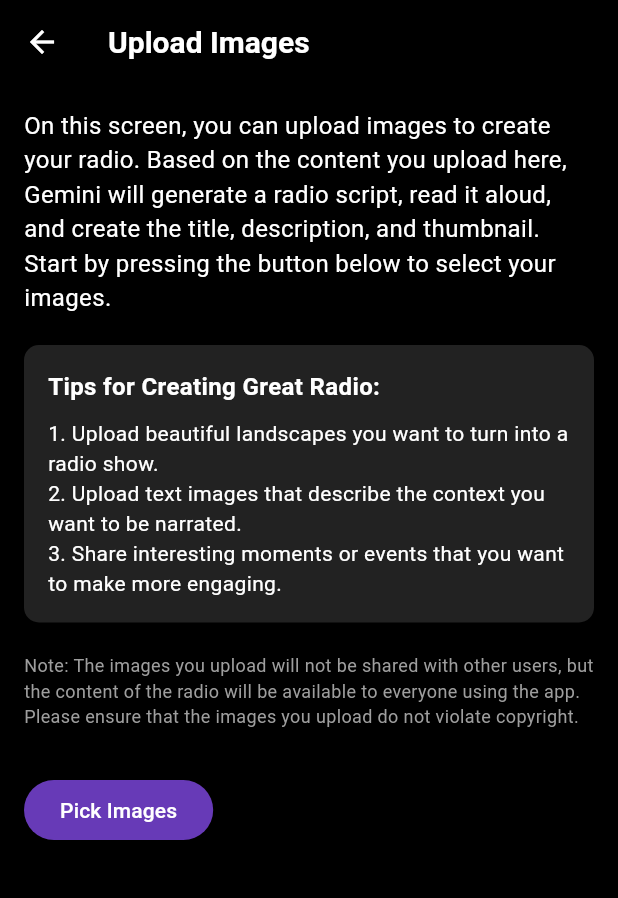
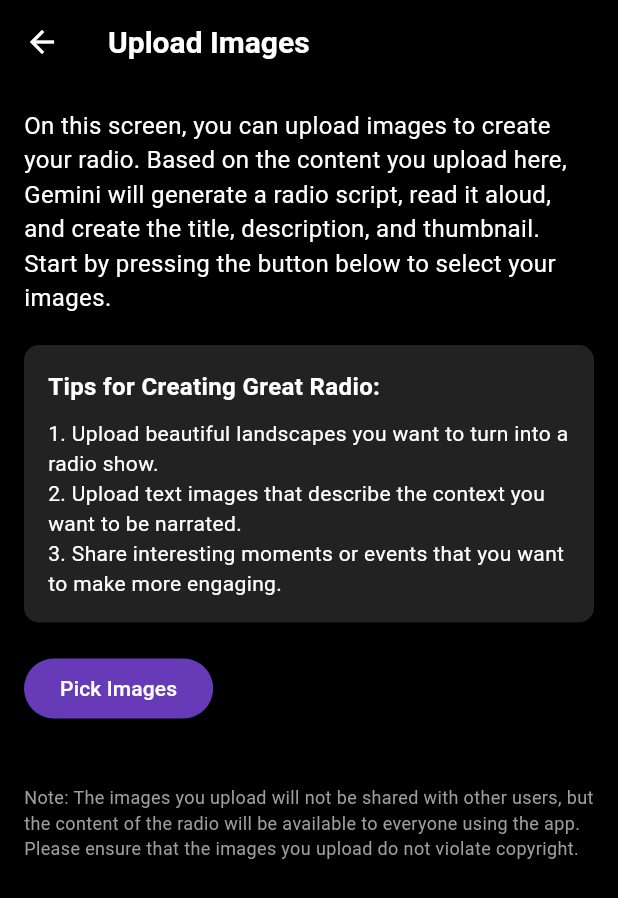
Before and after one commit to sugijotaro/anyradio, a Flutter app: the UploadScreen screen opened directly, on a phone screen of 412 x 824 dp. Shown: the top 898 px of the screen. Run offline on Flutter 3.47's test engine with Material 3 defaults, Android fonts, the phone set to English and light mode, and no system bars; our stand-ins replace audio_service, audio_video_progress_bar, cached_network_image, cloud_firestore, firebase_analytics, firebase_auth and 8 more; accounts and stored records are empty; generated files the repository leaves out were written again; network calls fail.

Commit message:
Update upload_screen.dart

```diff
--- a/lib/screens/upload_screen.dart
+++ b/lib/screens/upload_screen.dart
@@ -65,11 +65,13 @@ class _UploadScreenState extends State<UploadScreen> {
         ),
         body: Consumer<UploadViewModel>(
           builder: (context, viewModel, child) {
-            return Padding(
+            return SingleChildScrollView(
+              child: Padding(
                 padding: const EdgeInsets.all(16.0),
                 child: Column(
                   crossAxisAlignment: CrossAxisAlignment.start,
                   children: <Widget>[
+                    if (_imageFiles.isEmpty) ...[
                       Text(
                         l10n.uploadInstructions,
                         style: TextStyle(fontSize: 16, color: Colors.white),
@@ -95,20 +97,27 @@ class _UploadScreenState extends State<UploadScreen> {
                             SizedBox(height: 10),
                             Text(
                               l10n.exampleTips,
-                          style: TextStyle(fontSize: 14, color: Colors.white),
+                              style:
+                                  TextStyle(fontSize: 14, color: Colors.white),
                             ),
                           ],
                         ),
                       ),
                       SizedBox(height: 20),
-                  Text(
-                    l10n.privacyNotice,
-                    style: TextStyle(fontSize: 12, color: Colors.grey),
+                    ],
+                    ElevatedButton(
+                      onPressed: viewModel.isUploading ? null : _pickImages,
+                      child: Text(
+                        _imageFiles.isEmpty
+                            ? l10n.pickImages
+                            : l10n.pickImagesAgain,
+                      ),
                     ),
                     SizedBox(height: 20),
-                  if (_imageFiles.isNotEmpty)
-                    Expanded(
-                      child: GridView.builder(
+                    if (_imageFiles.isNotEmpty) ...[
+                      GridView.builder(
+                        shrinkWrap: true,
+                        physics: NeverScrollableScrollPhysics(),
                         gridDelegate: SliverGridDelegateWithFixedCrossAxisCount(
                           crossAxisCount: 3,
                           crossAxisSpacing: 4.0,
@@ -120,18 +129,7 @@ class _UploadScreenState extends State<UploadScreen> {
                               fit: BoxFit.cover);
                         },
                       ),
-                    ),
                       SizedBox(height: 10),
-                  ElevatedButton(
-                    onPressed: viewModel.isUploading ? null : _pickImages,
-                    child: Text(
-                      _imageFiles.isEmpty
-                          ? l10n.pickImages
-                          : l10n.pickImagesAgain,
-                    ),
-                  ),
-                  SizedBox(height: 10),
-                  if (_imageFiles.isNotEmpty)
                       ElevatedButton(
                         onPressed: viewModel.isUploading
                             ? null
@@ -148,6 +146,12 @@ class _UploadScreenState extends State<UploadScreen> {
                               },
                         child: Text(l10n.upload),
                       ),
+                    ],
+                    SizedBox(height: 20),
+                    Text(
+                      l10n.privacyNotice,
+                      style: TextStyle(fontSize: 12, color: Colors.grey),
+                    ),
                     if (viewModel.isUploading) ...[
                       SizedBox(height: 20),
                       CircularProgressIndicator(),
@@ -156,6 +160,7 @@ class _UploadScreenState extends State<UploadScreen> {
                     ],
                   ],
                 ),
+              ),
             );
           },
         ),
```
Lines whose indentation alone changed are shown as unchanged.
